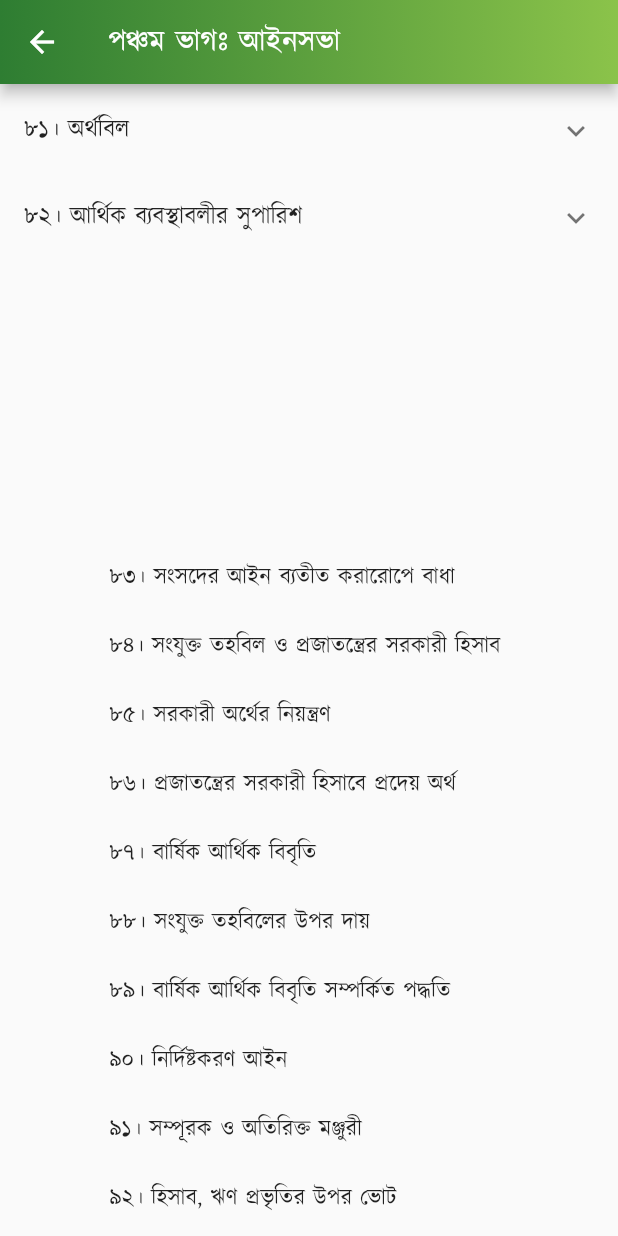
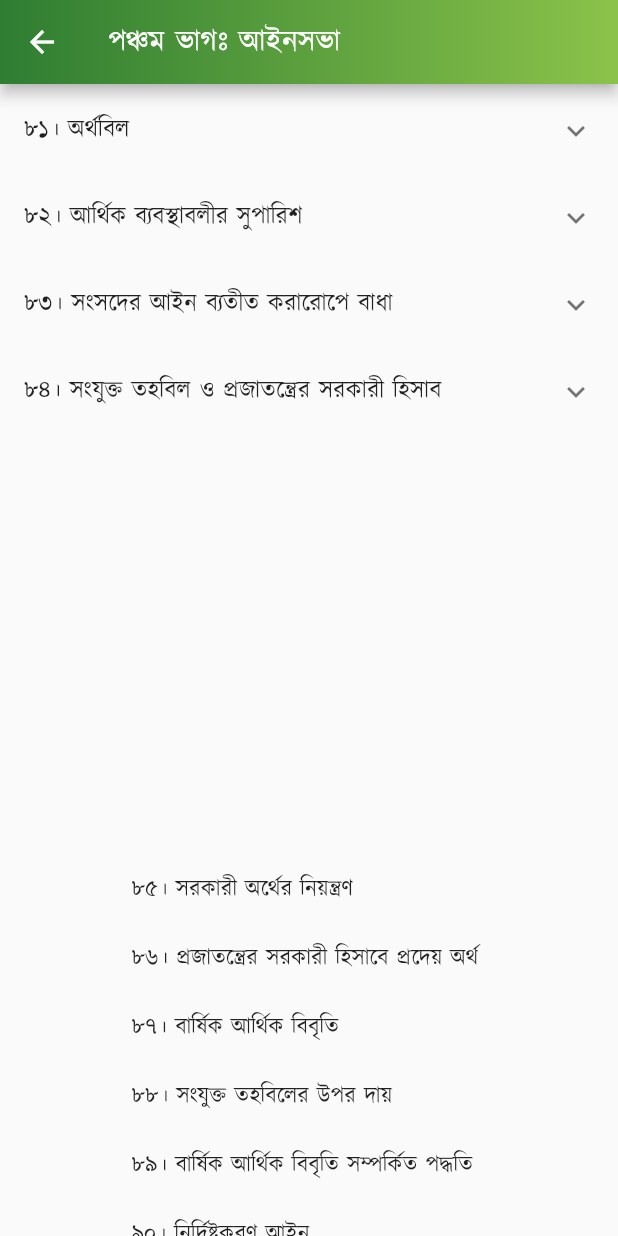
Before and after one commit to Azimul-Haque/flutter-onesignal, a Flutter app: the PartFive screen opened directly, scrolled down 1152 dp, on a phone screen of 412 x 824 dp. Run offline on Flutter 3.47's test engine with Material 2 defaults, Android fonts, the phone set to English and light mode, and no system bars; our stand-ins replace fluttertoast, package_info_plus, percent_indicator, shared_preferences, sqflite; missing offline and left inert: blinking_text, flutter_share, onesignal_flutter, slide_popup_dialog; accounts and stored records are empty; network calls fail.

Commit message:
Commit Fri 04/29/2022 13:06:54.21 5026

```diff
--- a/lib/pages/constitution/part5.dart
+++ b/lib/pages/constitution/part5.dart
@@ -447,11 +447,31 @@ class PartFive extends StatelessWidget {
               )),
             ],
           ),
+          ExpansionTile(
+            title: Text('৮৩। সংসদের আইন ব্যতীত করারোপে বাধা'),
+            children: <Widget>[
+              ListTile(
+                  title: SelectableText(
+                '৮৩। সংসদের কোন আইনের দ্বারা বা কর্তৃত্ব ব্যতীত কোন কর আরোপ বা সংগ্রহ করা যাইবে না।',
+                textAlign: TextAlign.justify,
+              )),
+            ],
+          ),
+          ExpansionTile(
+            title: Text('৮৪। সংযুক্ত তহবিল ও প্রজাতন্ত্রের সরকারী হিসাব'),
+            children: <Widget>[
+              ListTile(
+                  title: SelectableText(
+                '৮৩। সংসদের কোন আইনের দ্বারা বা কর্তৃত্ব ব্যতীত কোন কর আরোপ বা সংগ্রহ করা যাইবে না।',
+                textAlign: TextAlign.justify,
+              )),
+            ],
+          ),
           Padding(
             padding: EdgeInsets.all(15),
             child: Column(children: <Widget>[
               Text(
-                "\n\n \n\n \n\n \n\n৮৩। সংসদের আইন ব্যতীত করারোপে বাধা \n\n৮৪। সংযুক্ত তহবিল ও প্রজাতন্ত্রের সরকারী হিসাব \n\n৮৫। সরকারী অর্থের নিয়ন্ত্রণ \n\n৮৬। প্রজাতন্ত্রের সরকারী হিসাবে প্রদেয় অর্থ \n\n৮৭। বার্ষিক আর্থিক বিবৃতি \n\n৮৮। সংযুক্ত তহবিলের উপর দায় \n\n৮৯। বার্ষিক আর্থিক বিবৃতি সম্পর্কিত পদ্ধতি \n\n৯০। নির্দিষ্টকরণ আইন \n\n৯১। সম্পূরক ও অতিরিক্ত মঞ্জুরী \n\n৯২। হিসাব, ঋণ প্রভৃতির উপর ভোট \n\n৯২ক। [বিলুপ্ত] \n\n\n৩য় পরিচ্ছেদঃ অধ্যাদেশপ্রণয়ন-ক্ষমতা \n\n৯৩। অধ্যাদেশপ্রণয়ন-ক্ষমতা",
+                "\n\n \n\n \n\n \n\n \n\n \n\n৮৫। সরকারী অর্থের নিয়ন্ত্রণ \n\n৮৬। প্রজাতন্ত্রের সরকারী হিসাবে প্রদেয় অর্থ \n\n৮৭। বার্ষিক আর্থিক বিবৃতি \n\n৮৮। সংযুক্ত তহবিলের উপর দায় \n\n৮৯। বার্ষিক আর্থিক বিবৃতি সম্পর্কিত পদ্ধতি \n\n৯০। নির্দিষ্টকরণ আইন \n\n৯১। সম্পূরক ও অতিরিক্ত মঞ্জুরী \n\n৯২। হিসাব, ঋণ প্রভৃতির উপর ভোট \n\n৯২ক। [বিলুপ্ত] \n\n\n৩য় পরিচ্ছেদঃ অধ্যাদেশপ্রণয়ন-ক্ষমতা \n\n৯৩। অধ্যাদেশপ্রণয়ন-ক্ষমতা",
                 style:
                     TextStyle(color: Colors.black87, fontSize: 15, height: 1.5),
                 textAlign: TextAlign.justify,
```
